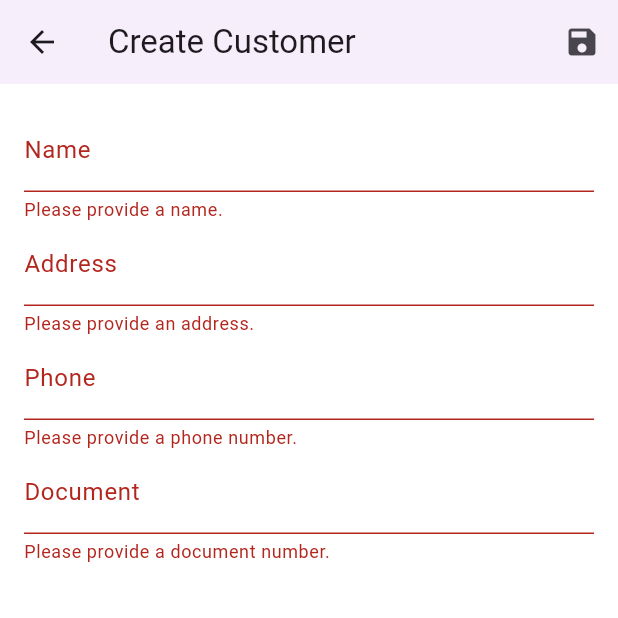
After one commit to Wilpoymu/beyondshop-mobile, a Flutter app: the CustomerFormScreen screen opened by its route, after a tap on the "save" icon, on a phone screen of 412 x 824 dp, the top half of it. The commit adds this screen. Run offline on Flutter 3.47's test engine with Material 3 defaults, Android fonts, the phone set to English and light mode, and no system bars; our stand-ins replace flutter_map, geolocator, image_picker, latlong2, shared_preferences; accounts and stored records are empty; network calls fail.

Commit message:
Things went wrong...

```diff
--- a/lib/config/api_config.dart
+++ b/lib/config/api_config.dart
@@ -1,5 +1,5 @@
 class ApiConfig {
-  static const String baseUrl = 'http://localhost:5000/api';
+  static const String baseUrl = 'https://beyondshop-backend.onrender.com/api';
   static const Map<String, String> headers = {
     'Content-Type': 'application/json',
   };
--- a/lib/main.dart
+++ b/lib/main.dart
@@ -4,6 +4,7 @@ import 'package:provider/provider.dart';
 import 'providers/auth_provider.dart';
 import 'providers/product_provider.dart';
 import 'providers/order_provider.dart'; // Import the OrderProvider
+import 'providers/customer_provider.dart'; // Import the CustomerProvider
 import 'models/product.dart' as product_model; // Import the Product model
 import 'screens/auth/login_screen.dart';
 import 'screens/home_screen.dart';
@@ -14,6 +15,13 @@ import 'screens/orders/orders_list_screen.dart'; // Import the OrdersListScreen
 import 'models/order.dart'; // Import the Order model
 import 'screens/orders/order_detail_screen.dart'; // Import the OrderDetailScreen
 import 'screens/orders/order_form_screen.dart'; // Import the OrderFormScreen
+import 'screens/customer/customer_list_screen.dart';
+import 'screens/customer/customer_details_screen.dart';
+import 'screens/customer/customer_create_screen.dart';
+import 'screens/customer/customer_edit_screen.dart';
+import 'screens/customer/customer_form_screen.dart';
+import 'models/customer.dart'; // Import the Customer model
+import 'screens/photo_location_screen.dart';
 
 void main() {
   runApp(const MyApp());
@@ -29,6 +37,7 @@ class MyApp extends StatelessWidget {
         ChangeNotifierProvider(create: (_) => AuthProvider()),
         ChangeNotifierProvider(create: (_) => ProductProvider()),
         ChangeNotifierProvider(create: (_) => OrderProvider()), // Add OrderProvider
+        ChangeNotifierProvider(create: (_) => CustomerProvider()), // Add CustomerProvider
       ],
       child: MaterialApp(
         title: 'Beyond Shop',
@@ -52,6 +61,11 @@ class MyApp extends StatelessWidget {
           '/orders': (context) => const OrdersListScreen(), // Add OrdersListScreen route
           '/order-detail': (context) => OrderDetailScreen(ModalRoute.of(context)!.settings.arguments as Order),
           '/order-form': (context) => const OrderFormScreen(), // Add OrderFormScreen route
+          '/customer/list': (context) => const CustomerListScreen(),
+          '/customer/details': (context) => const CustomerDetailsScreen(),
+          '/customer/create': (context) => const CustomerFormScreen(),
+          '/customer/edit': (context) => CustomerFormScreen(customer: ModalRoute.of(context)!.settings.arguments as Customer),
+          '/photo-location': (context) => PhotoLocationScreen(),
         },
       ),
     );
--- a/lib/models/customer.dart
+++ b/lib/models/customer.dart
@@ -28,4 +28,16 @@ class Customer {
       updatedAt: DateTime.parse(json['updatedAt']),
     );
   }
+
+  Map<String, dynamic> toJson() {
+    return {
+      '_id': id,
+      'document': document,
+      'name': name,
+      'address': address,
+      'phone': phone,
+      'createdAt': createdAt.toIso8601String(),
+      'updatedAt': updatedAt.toIso8601String(),
+    };
+  }
 }
--- /dev/null
+++ b/lib/providers/customer_provider.dart
@@ -0,0 +1,59 @@
+import 'package:flutter/material.dart';
+import '../models/customer.dart';
+import '../services/api_service.dart';
+
+class CustomerProvider with ChangeNotifier {
+  List<Customer> _customers = [];
+  bool _isLoading = false;
+
+  List<Customer> get customers => _customers;
+  bool get isLoading => _isLoading;
+
+  Future<void> fetchCustomers() async {
+    _isLoading = true;
+    notifyListeners();
+
+    try {
+      final response = await ApiService.get('customers');
+      _customers = (response as List).map((data) => Customer.fromJson(data)).toList();
+    } catch (e) {
+      print('Error fetching customers: $e');
+    } finally {
+      _isLoading = false;
+      notifyListeners();
+    }
+  }
+
+  Future<void> addCustomer(Customer customer) async {
+    try {
+      final response = await ApiService.post('customers', customer.toJson());
+      _customers.add(Customer.fromJson(response));
+      notifyListeners();
+    } catch (e) {
+      print('Error adding customer: $e');
+    }
+  }
+
+  Future<void> updateCustomer(Customer customer) async {
+    try {
+      await ApiService.put('customers/${customer.id}', customer.toJson());
+      final index = _customers.indexWhere((c) => c.id == customer.id);
+      if (index != -1) {
+        _customers[index] = customer;
+        notifyListeners();
+      }
+    } catch (e) {
+      print('Error updating customer: $e');
+    }
+  }
+
+  Future<void> deleteCustomer(String id) async {
+    try {
+      await ApiService.delete('customers/$id');
+      _customers.removeWhere((customer) => customer.id == id);
+      notifyListeners();
+    } catch (e) {
+      print('Error deleting customer: $e');
+    }
+  }
+}
--- a/lib/screens/auth/login_screen.dart
+++ b/lib/screens/auth/login_screen.dart
@@ -102,6 +102,7 @@ class _LoginScreenState extends State<LoginScreen> {
                             borderSide: BorderSide.none,
                           ),
                         ),
+                        style: const TextStyle(color: Colors.white),
                         keyboardType: TextInputType.emailAddress,
                         validator: _emailValidator,
                       ),
@@ -131,6 +132,7 @@ class _LoginScreenState extends State<LoginScreen> {
                             },
                           ),
                         ),
+                        style: const TextStyle(color: Colors.white),
                         obscureText: !_isPasswordVisible,
                         validator: _passwordValidator,
                       ),
--- /dev/null
+++ b/lib/screens/customer/customer_form_screen.dart
@@ -0,0 +1,154 @@
+
+import 'package:flutter/material.dart';
+import 'package:provider/provider.dart';
+import '../../models/customer.dart';
+import '../../providers/customer_provider.dart';
+
+class CustomerFormScreen extends StatefulWidget {
+  final Customer? customer;
+
+  const CustomerFormScreen({super.key, this.customer});
+
+  @override
+  _CustomerFormScreenState createState() => _CustomerFormScreenState();
+}
+
+class _CustomerFormScreenState extends State<CustomerFormScreen> {
+  final _formKey = GlobalKey<FormState>();
+  late String _name;
+  late String _address;
+  late String _phone;
+  int? _document;
+
+  @override
+  void initState() {
+    super.initState();
+    if (widget.customer != null) {
+      _name = widget.customer!.name;
+      _address = widget.customer!.address;
+      _phone = widget.customer!.phone;
+      _document = widget.customer!.document;
+    } else {
+      _name = '';
+      _address = '';
+      _phone = '';
+      _document = null;
+    }
+  }
+
+  void _saveForm() {
+    if (_formKey.currentState!.validate()) {
+      _formKey.currentState!.save();
+      final customerProvider = Provider.of<CustomerProvider>(context, listen: false);
+
+      if (widget.customer != null) {
+        final updatedCustomer = Customer(
+          id: widget.customer!.id,
+          name: _name,
+          address: _address,
+          phone: _phone,
+          document: _document,
+          createdAt: widget.customer!.createdAt,
+          updatedAt: DateTime.now(),
+        );
+        customerProvider.updateCustomer(updatedCustomer);
+      } else {
+        final newCustomer = Customer(
+          id: DateTime.now().toString(),
+          name: _name,
+          address: _address,
+          phone: _phone,
+          document: _document,
+          createdAt: DateTime.now(),
+          updatedAt: DateTime.now(),
+        );
+        customerProvider.addCustomer(newCustomer);
+      }
+
+      Navigator.of(context).pop();
+    }
+  }
+
+  @override
+  Widget build(BuildContext context) {
+    return Scaffold(
+      appBar: AppBar(
+        title: Text(widget.customer != null ? 'Edit Customer' : 'Create Customer'),
+        actions: [
+          IconButton(
+            icon: const Icon(Icons.save),
+            onPressed: _saveForm,
+          ),
+        ],
+      ),
+      body: Padding(
+        padding: const EdgeInsets.all(16.0),
+        child: Form(
+          key: _formKey,
+          child: ListView(
+            children: [
+              TextFormField(
+                initialValue: _name,
+                decoration: const InputDecoration(labelText: 'Name'),
+                textInputAction: TextInputAction.next,
+                onSaved: (value) {
+                  _name = value!;
+                },
+                validator: (value) {
+                  if (value!.isEmpty) {
+                    return 'Please provide a name.';
+                  }
+                  return null;
+                },
+              ),
+              TextFormField(
+                initialValue: _address,
+                decoration: const InputDecoration(labelText: 'Address'),
+                textInputAction: TextInputAction.next,
+                onSaved: (value) {
+                  _address = value!;
+                },
+                validator: (value) {
+                  if (value!.isEmpty) {
+                    return 'Please provide an address.';
+                  }
+                  return null;
+                },
+              ),
+              TextFormField(
+                initialValue: _phone,
+                decoration: const InputDecoration(labelText: 'Phone'),
+                textInputAction: TextInputAction.next,
+                keyboardType: TextInputType.phone,
+                onSaved: (value) {
+                  _phone = value!;
+                },
+                validator: (value) {
+                  if (value!.isEmpty) {
+                    return 'Please provide a phone number.';
+                  }
+                  return null;
+                },
+              ),
+              TextFormField(
+                initialValue: _document?.toString(),
+                decoration: const InputDecoration(labelText: 'Document'),
+                textInputAction: TextInputAction.done,
+                keyboardType: TextInputType.number,
+                onSaved: (value) {
+                  _document = int.tryParse(value!);
+                },
+                validator: (value) {
+                  if (value!.isEmpty) {
+                    return 'Please provide a document number.';
+                  }
+                  return null;
+                },
+              ),
+            ],
+          ),
+        ),
+      ),
+    );
+  }
+}
--- /dev/null
+++ b/lib/widgets/customers/customer_card.dart
@@ -0,0 +1,39 @@
+
+import 'package:flutter/material.dart';
+import '../../models/customer.dart';
+
+class CustomerCard extends StatelessWidget {
+  final Customer customer;
+
+  const CustomerCard({super.key, required this.customer});
+
+  @override
+  Widget build(BuildContext context) {
+    return Card(
+      margin: const EdgeInsets.symmetric(vertical: 8, horizontal: 16),
+      child: ListTile(
+        leading: CircleAvatar(
+          child: Text(
+            customer.name.isNotEmpty ? customer.name.substring(0, 1).toUpperCase() : 'U',
+            style: const TextStyle(fontSize: 24),
+          ),
+        ),
+        title: Text(customer.name.isNotEmpty ? customer.name : 'Unknown'),
+        subtitle: Column(
+          crossAxisAlignment: CrossAxisAlignment.start,
+          children: [
+            Text('Document: ${customer.document ?? 'N/A'}'),
+            Text('Address: ${customer.address}'),
+            Text('Phone: ${customer.phone}'),
+          ],
+        ),
+        trailing: IconButton(
+          icon: const Icon(Icons.edit),
+          onPressed: () {
+            Navigator.pushNamed(context, '/customer/edit', arguments: customer);
+          },
+        ),
+      ),
+    );
+  }
+}
--- a/pubspec.yaml
+++ b/pubspec.yaml
@@ -35,7 +35,7 @@ dependencies:
   # The following adds the Cupertino Icons font to your application.
   # Use with the CupertinoIcons class for iOS style icons.
   cupertino_icons: ^1.0.8
-  http: ^0.13.5
+  http: ^1.0.0
   provider: ^6.0.5
   shared_preferences: ^2.0.15
   image_picker: ^0.8.6
@@ -45,6 +45,8 @@ dependencies:
   dio: ^5.0.4
   dio_cookie_manager: ^2.0.0
   cookie_jar: ^3.0.0
+  flutter_map: ^5.0.0
+  latlong2: ^0.9.0
 
 dev_dependencies:
   flutter_test:
```
Also changed, not shown: lib/providers/auth_provider.dart (+13 -0 lines), lib/screens/customer/customer_create_screen.dart (added, +62 -0 lines), lib/screens/customer/customer_details_screen.dart (added, +73 -0 lines), lib/screens/customer/customer_edit_screen.dart (added, +64 -0 lines), lib/screens/customer/customer_list_screen.dart (added, +39 -0 lines), lib/screens/photo_location_screen.dart (added, +118 -0 lines), lib/widgets/common/custom_drawer.dart (+16 -4 lines), lib/widgets/customer_card.dart (added, +71 -0 lines), pubspec.lock, 4 other files.
